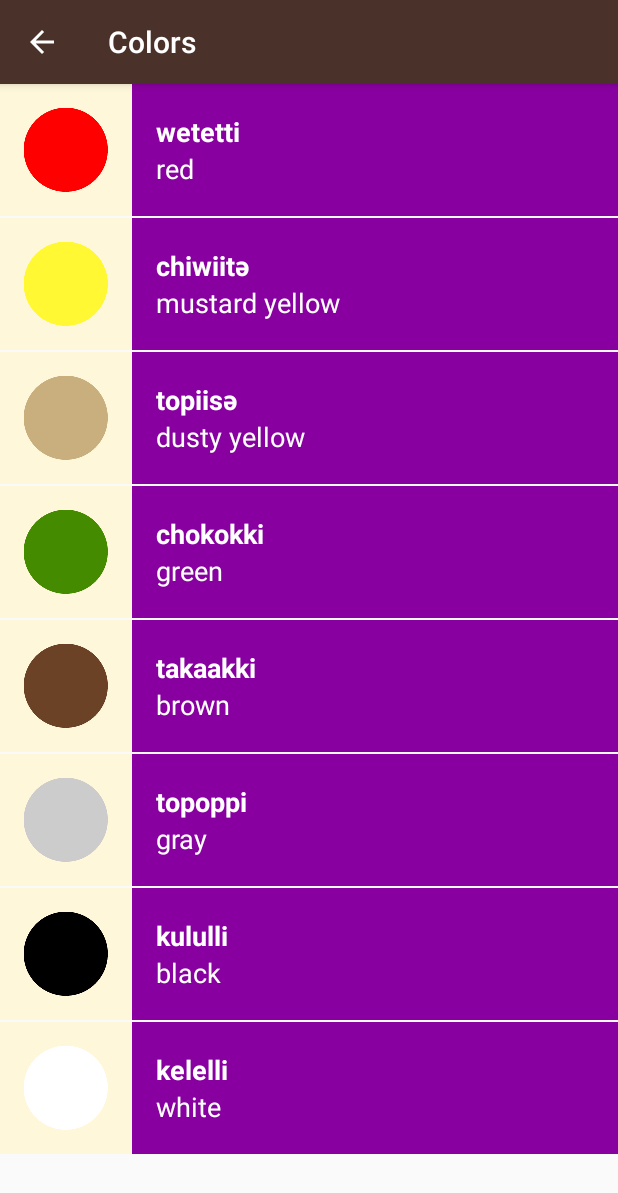
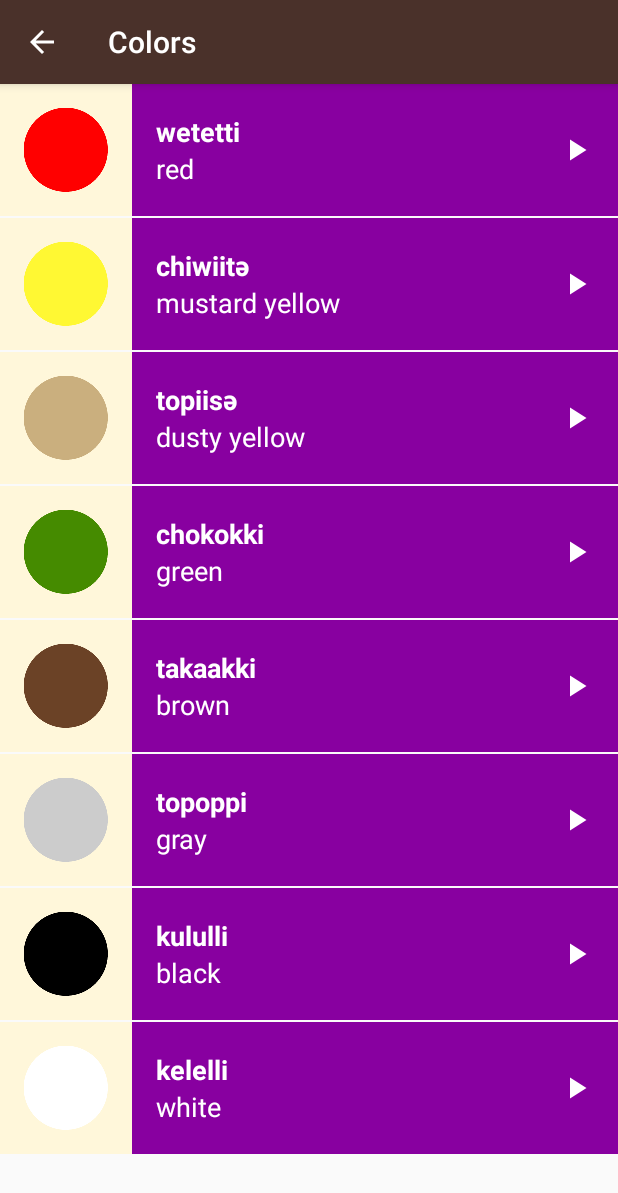
Before and after one commit to svroye/Miwok, an Android app: the ColorsActivity screen opened directly, with no data from a screen before it, on a phone screen of 412 x 824 dp. Shown: the top 1193 px of the screen. Run offline under Robolectric (Android 15) with nearby library versions, the phone set to English and light mode, and no system bars.

Commit message:
Add touch feedback

```diff
--- a/app/src/main/res/layout/list_item.xml
+++ b/app/src/main/res/layout/list_item.xml
@@ -1,5 +1,5 @@
 <?xml version="1.0" encoding="utf-8"?>
-<LinearLayout xmlns:android="http://schemas.android.com/apk/res/android"
+<RelativeLayout xmlns:android="http://schemas.android.com/apk/res/android"
     xmlns:tools="http://schemas.android.com/tools"
     android:orientation="horizontal"
     android:layout_width="match_parent"
@@ -13,9 +13,9 @@
         android:layout_height="@dimen/list_item_height"/>
 
     <LinearLayout
+        android:layout_toRightOf="@id/image_view"
         android:id="@+id/linear_layout"
-        android:layout_width="0dp"
-        android:layout_weight="1"
+        android:layout_width="match_parent"
         android:layout_height="@dimen/list_item_height"
         android:orientation="vertical"
         android:paddingLeft="16dp">
@@ -44,6 +44,12 @@
 
     </LinearLayout>
 
+    <ImageView
+        android:layout_width="@dimen/play_icon_height"
+        android:layout_height="@dimen/play_icon_height"
+        android:layout_marginRight="@dimen/play_icon_right_margin"
+        android:src="@drawable/ic_play"
+        android:layout_alignParentRight="true"
+        android:layout_centerVertical="true"/>
 
-
-</LinearLayout>
+</RelativeLayout>
--- a/app/src/main/res/layout/word_list.xml
+++ b/app/src/main/res/layout/word_list.xml
@@ -6,4 +6,5 @@
     android:layout_width="match_parent"
     android:layout_height="match_parent"
     android:dividerHeight="1dp"
-    android:divider="@null"/>
+    android:divider="@null"
+    android:drawSelectorOnTop="true"/>
--- a/app/src/main/res/values/dimens.xml
+++ b/app/src/main/res/values/dimens.xml
@@ -15,5 +15,7 @@
 <resources>
     <!-- Height of each list item -->
     <dimen name="list_item_height">88dp</dimen>
-    <!-- Default screen margins, per the Android Design guidelines. -->
+    <!-- dimensions for the play icon -->
+    <dimen name="play_icon_height">24dp</dimen>
+    <dimen name="play_icon_right_margin">16dp</dimen>
 </resources>
```
Also changed, not shown: app/src/main/res/layout/activity_main.xml (+24 -4 lines), app/src/main/res/drawable-hdpi/ic_play.png (added), app/src/main/res/drawable-mdpi/ic_play.png (added), app/src/main/res/drawable-xhdpi/ic_play.png (added), app/src/main/res/drawable-xxhdpi/ic_play.png (added), app/src/main/res/drawable-xxxhdpi/ic_play.png (added).
